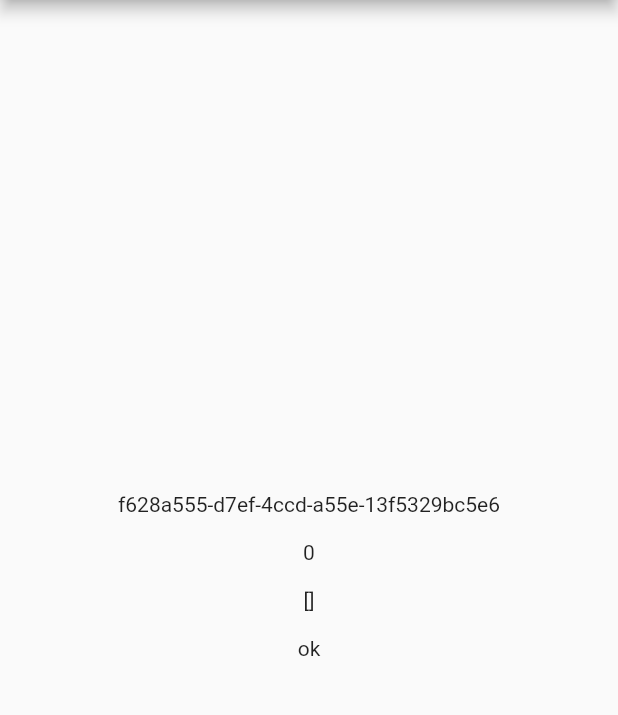
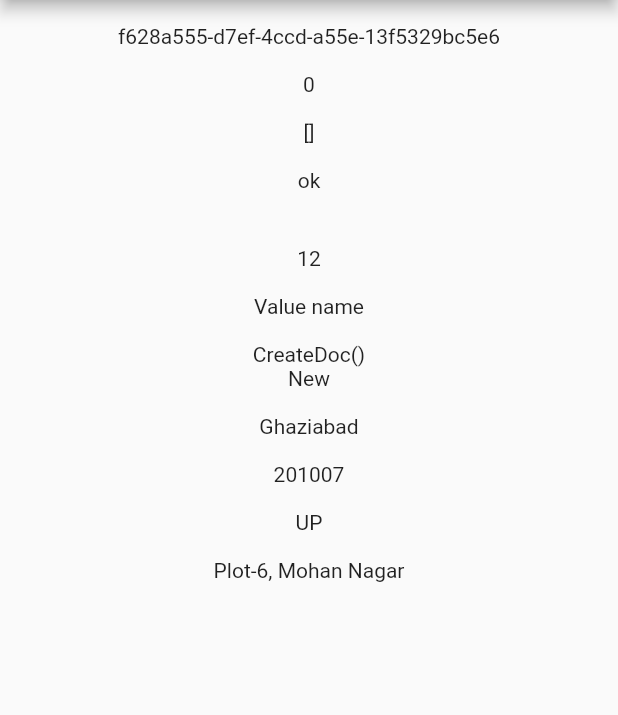
Before and after one commit to Zifthis/test_app, a Flutter app: the screen it shows after launch, on a phone screen of 412 x 824 dp, the part 84-799 px from its top. Run offline on Flutter 3.47's test engine with Material 2 defaults, Android fonts, the phone set to English and light mode, and no system bars; our stand-ins replace flutter_riverpod, freezed_annotation, riverpod.

Commit message:
added tojson and displaying state for all results

```diff
--- /dev/null
+++ b/lib/data/api_data_mocked/test_json.dart
@@ -0,0 +1,13 @@
+final testJson = {
+  "menu": {
+    "id": "12",
+    "value": "Value name",
+    "popup": {
+      "menuitem": [
+        {"value": "New", "onclick": "CreateDoc()"},
+        {"value": "Open", "onclick": "OpenDoc()"},
+        {"value": "Save", "onclick": "SaveDoc()"}
+      ]
+    }
+  }
+};
--- /dev/null
+++ b/lib/data/api_data_mocked/test_json_two.dart
@@ -0,0 +1,11 @@
+final testJsonTwo = {
+  "firstName": "Sonoo",
+  "lastName": "Jaiswal",
+  "age": 27,
+  "address": {
+    "streetAddress": "Plot-6, Mohan Nagar",
+    "city": "Ghaziabad",
+    "state": "UP",
+    "postalCode": "201007"
+  }
+};
--- /dev/null
+++ b/lib/data/repository/i_test_json_repo.dart
@@ -0,0 +1,5 @@
+import 'package:test_app/data/models/test_json_response.dart';
+
+abstract class ITestJsonRepo {
+  TestJsonResponse fetchJsonRepo();
+}
--- /dev/null
+++ b/lib/data/repository/i_test_json_two_repo.dart
@@ -0,0 +1,5 @@
+import 'package:test_app/data/models/test_json_two_response.dart';
+
+abstract class ITestJsonTwoRepo {
+  TestJsonTwoResponse fetchTestJsonTwoRepo();
+}
--- a/lib/doman/notifier/scrapbook_notifier.dart
+++ b/lib/doman/notifier/scrapbook_notifier/scrapbook_notifier.dart
@@ -1,7 +1,7 @@
 import 'package:flutter_riverpod/flutter_riverpod.dart';
 import 'package:test_app/data/repository/i_scrapbook_repo.dart';
 import 'package:test_app/data/repository/scrapbook_repo.dart';
-import 'package:test_app/doman/notifier/scrapbook_state.dart';
+import 'package:test_app/doman/notifier/scrapbook_notifier/scrapbook_state.dart';
 
 final getScrapbookNotifier =
     StateNotifierProvider<ScrapbookNotifier, ScrapbookState>(
--- /dev/null
+++ b/lib/doman/notifier/test_json_notifier/test_json_notifier.dart
@@ -0,0 +1,30 @@
+import 'package:flutter_riverpod/flutter_riverpod.dart';
+import 'package:test_app/data/repository/i_test_json_repo.dart';
+import 'package:test_app/data/repository/test_json_repo.dart';
+import 'package:test_app/doman/notifier/scrapbook_notifier/scrapbook_state.dart';
+import 'package:test_app/doman/notifier/test_json_notifier/test_json_state.dart';
+
+final getTestJsonNotifier =
+    StateNotifierProvider<TestJsonNotifier, TestJsonState>(
+  (ref) => TestJsonNotifier(
+    ref.read(testJsonRepositoryProvider),
+  ),
+);
+
+class TestJsonNotifier extends StateNotifier<TestJsonState> {
+  final ITestJsonRepo _iTestJsonRepo;
+
+  TestJsonNotifier(
+    this._iTestJsonRepo,
+  ) : super(const TestJsonState.initial()) {
+    getTestJson();
+  }
+
+  Future<void> getTestJson() async {
+    state = const TestJsonState.loading();
+    final testJson = _iTestJsonRepo.fetchJsonRepo();
+    testJson.menu!.id!.isNotEmpty
+        ? state = TestJsonState.loaded(testJson)
+        : const ScrapbookState.error('Error');
+  }
+}
--- /dev/null
+++ b/lib/doman/notifier/test_json_two_notifier/test_two_json_notifier.dart
@@ -0,0 +1,29 @@
+import 'package:flutter_riverpod/flutter_riverpod.dart';
+import 'package:test_app/data/repository/i_test_json_two_repo.dart';
+import 'package:test_app/data/repository/test_json_two_repo.dart';
+import 'package:test_app/doman/notifier/test_json_two_notifier/test_two_json_state.dart';
+
+final getTestTwoJsonNotifier =
+    StateNotifierProvider<TestTwoJsonNotifier, TestTwoJsonState>(
+  (ref) => TestTwoJsonNotifier(
+    ref.read(testTwoJsonRepositoryProvider),
+  ),
+);
+
+class TestTwoJsonNotifier extends StateNotifier<TestTwoJsonState> {
+  final ITestJsonTwoRepo _iTestJsonTwoRepo;
+
+  TestTwoJsonNotifier(
+    this._iTestJsonTwoRepo,
+  ) : super(const TestTwoJsonState.initial()) {
+    getTestTwoJson();
+  }
+
+  Future<void> getTestTwoJson() async {
+    state = const TestTwoJsonState.loading();
+    final testTwoJson = _iTestJsonTwoRepo.fetchTestJsonTwoRepo();
+    testTwoJson.age != null
+        ? state = TestTwoJsonState.loaded(testTwoJson)
+        : const TestTwoJsonState.error('Error');
+  }
+}
--- a/lib/presentation/home.dart
+++ b/lib/presentation/home.dart
@@ -1,6 +1,8 @@
 import 'package:flutter/material.dart';
 import 'package:flutter_riverpod/flutter_riverpod.dart';
-import 'package:test_app/doman/notifier/scrapbook_notifier.dart';
+import 'package:test_app/doman/notifier/scrapbook_notifier/scrapbook_notifier.dart';
+import 'package:test_app/doman/notifier/test_json_notifier/test_json_notifier.dart';
+import 'package:test_app/doman/notifier/test_json_two_notifier/test_two_json_notifier.dart';
 
 class Home extends ConsumerWidget {
   const Home({super.key});
@@ -8,18 +10,26 @@ class Home extends ConsumerWidget {
   @override
   Widget build(BuildContext context, WidgetRef ref) {
     final scrapbookState = ref.watch(getScrapbookNotifier);
+    final testJsonState = ref.watch(getTestJsonNotifier);
+    final testTwoJsonState = ref.watch(getTestTwoJsonNotifier);
 
     return Scaffold(
       appBar: AppBar(
         title: const Text('Test App'),
       ),
-      body: scrapbookState.maybeWhen(
+      body: Column(
+        mainAxisAlignment: MainAxisAlignment.start,
+        children: [
+          scrapbookState.maybeWhen(
             loading: () => const Center(child: CircularProgressIndicator()),
             orElse: () => const Center(child: Text('Error')),
             loaded: (value) => Center(
               child: Column(
                 mainAxisAlignment: MainAxisAlignment.center,
                 children: [
+                  const SizedBox(
+                    height: 16,
+                  ),
                   Text(value.scrapbook?.id ?? ''),
                   const SizedBox(
                     height: 16,
@@ -37,6 +47,59 @@ class Home extends ConsumerWidget {
               ),
             ),
           ),
+          testJsonState.maybeWhen(
+            loading: () => const Center(child: CircularProgressIndicator()),
+            orElse: () => const Center(child: Text('Error')),
+            loaded: (value) => Center(
+              child: Column(
+                mainAxisAlignment: MainAxisAlignment.center,
+                children: [
+                  const SizedBox(
+                    height: 36,
+                  ),
+                  Text(value.menu!.id ?? ''),
+                  const SizedBox(
+                    height: 16,
+                  ),
+                  Text(value.menu!.value ?? ''),
+                  const SizedBox(
+                    height: 16,
+                  ),
+                  Text(value.menu?.popup?.menuItem?.first.onclick ?? ''),
+                  Text(value.menu?.popup?.menuItem?.first.value ?? ''),
+                  const SizedBox(
+                    height: 16,
+                  ),
+                ],
+              ),
+            ),
+          ),
+          testTwoJsonState.maybeWhen(
+            loading: () => const Center(child: CircularProgressIndicator()),
+            orElse: () => const Center(child: Text('Error')),
+            loaded: (value) => Center(
+              child: Column(
+                mainAxisAlignment: MainAxisAlignment.center,
+                children: [
+                  Text(value.address?.city ?? ''),
+                  const SizedBox(
+                    height: 16,
+                  ),
+                  Text(value.address?.postCode ?? ''),
+                  const SizedBox(
+                    height: 16,
+                  ),
+                  Text(value.address?.state ?? ''),
+                  const SizedBox(
+                    height: 16,
+                  ),
+                  Text(value.address?.streetAddress ?? ''),
+                ],
+              ),
+            ),
+          ),
+        ],
+      ),
     );
   }
 }
```
Also changed, not shown: lib/data/models/notifications_response.dart (deleted, +0 -11 lines), lib/data/models/scrapbook_response.dart (deleted, +0 -10 lines), lib/data/models/test_json_response.dart (added, +67 -0 lines), lib/data/models/test_json_two_response.dart (added, +57 -0 lines), lib/data/models/test_map_response.dart (+40 -10 lines), lib/data/repository/test_json_repo.dart (added, +18 -0 lines), lib/data/repository/test_json_two_repo.dart (added, +18 -0 lines), lib/doman/notifier/test_json_notifier/test_json_state.dart (added, +14 -0 lines), lib/doman/notifier/test_json_two_notifier/test_two_json_state.dart (added, +14 -0 lines), lib/doman/notifier/scrapbook_notifier/scrapbook_state.dart (renamed from lib/doman/notifier/scrapbook_state.dart), lib/doman/notifier/scrapbook_notifier/scrapbook_state.freezed.dart (renamed from lib/doman/notifier/scrapbook_state.freezed.dart), lib/doman/notifier/test_json_notifier/test_json_state.freezed.dart (added), lib/doman/notifier/test_json_two_notifier/test_two_json_state.freezed.dart (added). Lines whose indentation alone changed are shown as unchanged.
